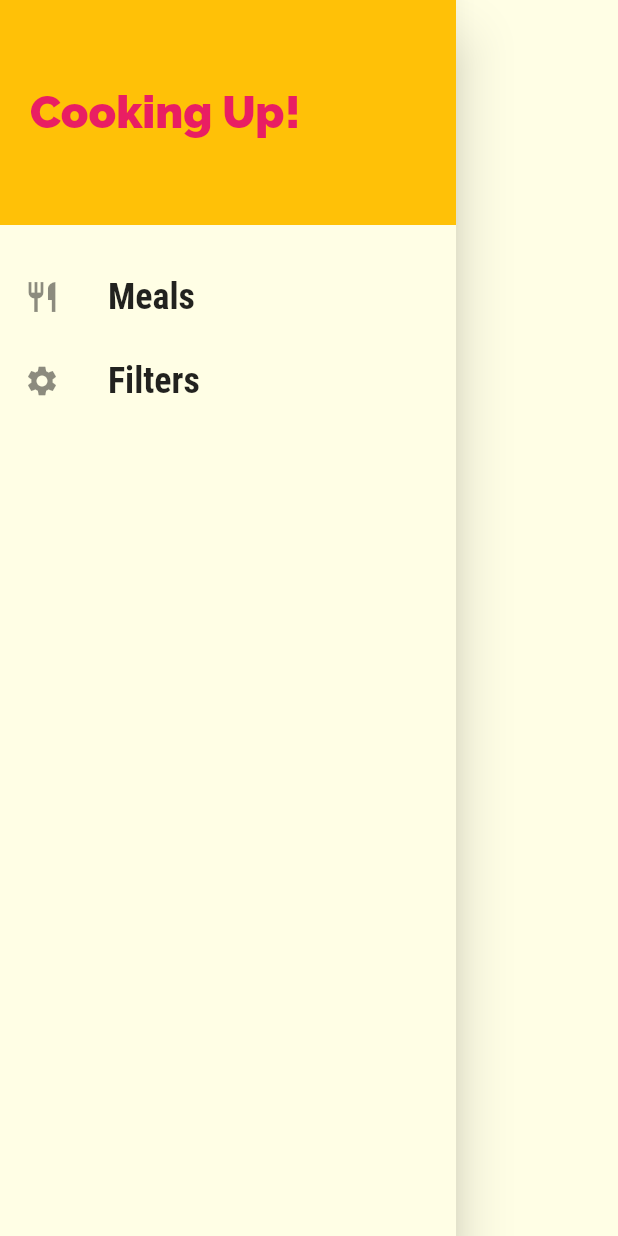
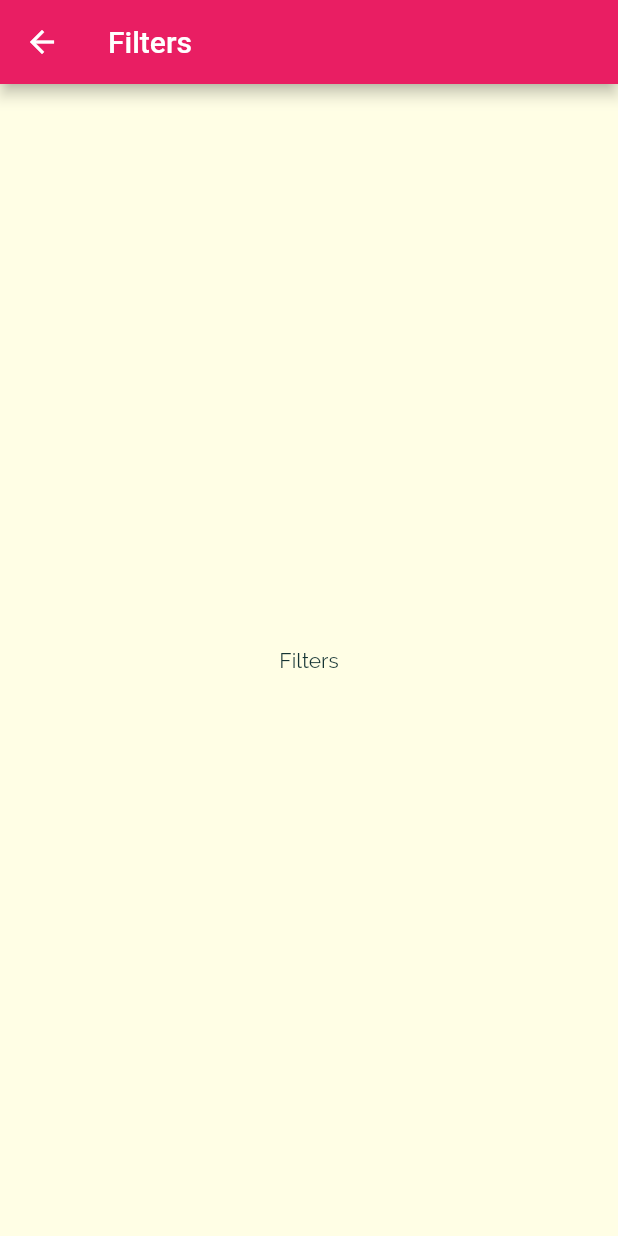
Before and after one commit to fakhruddin07/meals_app, a Flutter app: the MainDrawer widget shown alone on an empty page, opened directly, after a tap on "Filters", on a phone screen of 412 x 824 dp. Run offline on Flutter 3.47's test engine with Material 2 defaults, Android fonts, the phone set to English and light mode, and no system bars.

Commit message:
Adding Links to the Drawer

```diff
--- a/lib/main.dart
+++ b/lib/main.dart
@@ -1,4 +1,5 @@
 import 'package:flutter/material.dart';
+import 'package:meals_app/screens/filters_screen.dart';
 import './screens/meal_detail_screen.dart';
 import './screens/tabs_screen.dart';
 
@@ -36,6 +37,7 @@ class MyApp extends StatelessWidget {
         "/": (ctx) => const TabsScreen(),
         CategoryMealsScreen.routeName: (ctx) => const CategoryMealsScreen(),
         MealDetailScreen.routeName: (ctx) => const MealDetailScreen(),
+        FiltersScreen.routeName: (ctx) => const FiltersScreen(),
       },
     );
   }
--- /dev/null
+++ b/lib/screens/filters_screen.dart
@@ -0,0 +1,20 @@
+import 'package:flutter/material.dart';
+import 'package:flutter/src/widgets/container.dart';
+import 'package:flutter/src/widgets/framework.dart';
+
+class FiltersScreen extends StatelessWidget {
+  static const routeName = "/filters";
+  const FiltersScreen({super.key});
+
+  @override
+  Widget build(BuildContext context) {
+    return Scaffold(
+      appBar: AppBar(
+        title: Text("Filters"),
+      ),
+      body: Center(
+        child: Text("Filters"),
+      ),
+    );
+  }
+}
--- a/lib/widgets/main_drawer.dart
+++ b/lib/widgets/main_drawer.dart
@@ -1,9 +1,10 @@
 import 'package:flutter/material.dart';
+import 'package:meals_app/screens/filters_screen.dart';
 
 class MainDrawer extends StatelessWidget {
   const MainDrawer({super.key});
 
-  Widget buildListTile(String title, IconData icon) {
+  Widget buildListTile(String title, IconData icon, VoidCallback tapHandler) {
     return ListTile(
       leading: Icon(
         icon,
@@ -17,7 +18,7 @@ class MainDrawer extends StatelessWidget {
           fontSize: 24,
         ),
       ),
-      onTap: () {},
+      onTap: tapHandler,
     );
   }
 
@@ -43,8 +44,20 @@ class MainDrawer extends StatelessWidget {
         const SizedBox(
           height: 20,
         ),
-        buildListTile("Meals", Icons.restaurant),
-        buildListTile("Filters", Icons.settings),
+        buildListTile(
+          "Meals",
+          Icons.restaurant,
+          () {
+            Navigator.of(context).pushNamed("/");
+          },
+        ),
+        buildListTile(
+          "Filters",
+          Icons.settings,
+          () {
+            Navigator.of(context).pushNamed(FiltersScreen.routeName);
+          },
+        ),
       ]),
     );
   }
```
